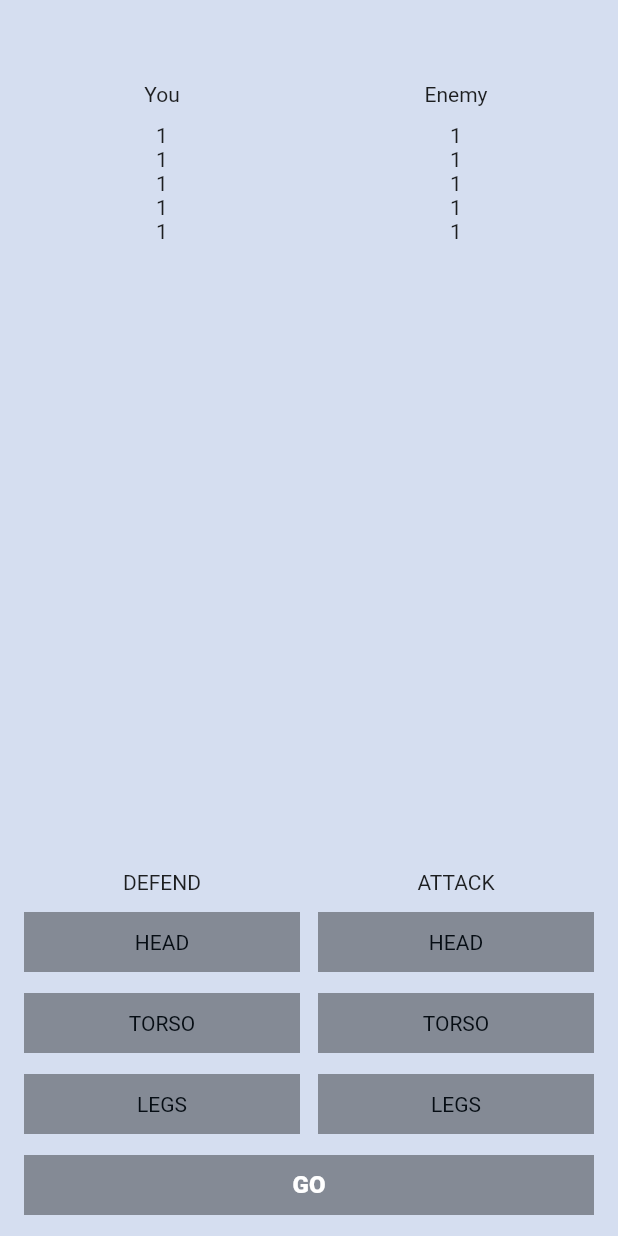
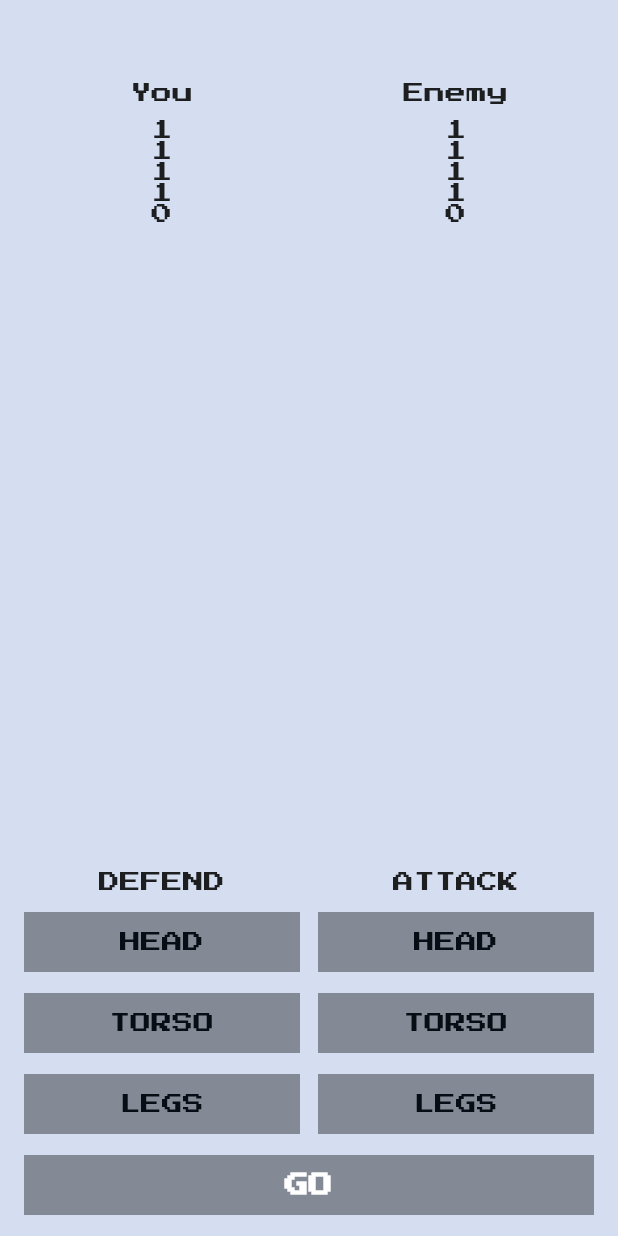
Before and after one commit to adletaga/flutter_fight_club, a Flutter app: the screen it shows after launch, after a tap on "GO", on a phone screen of 412 x 824 dp. Run offline on Flutter 3.47's test engine with Material 2 defaults, Android fonts, the phone set to English and light mode, and no system bars; our stand-ins replace google_fonts.

Commit message:
added logic to start, proceed and finish game some refactoring by creating custom widgets

```diff
--- a/lib/main.dart
+++ b/lib/main.dart
@@ -1,4 +1,7 @@
+import 'dart:math';
+
 import 'package:flutter/material.dart';
+import 'package:google_fonts/google_fonts.dart';
 
 void main() {
   runApp(const MyApp());
@@ -23,7 +26,8 @@ class MyApp extends StatelessWidget {
           // Notice that the counter didn't reset back to zero; the application
           // is not restarted.
           primarySwatch: Colors.blue,
-      ),
+          textTheme:
+              GoogleFonts.pressStart2pTextTheme(Theme.of(context).textTheme)),
       home: const MyHomePage(),
     );
   }
@@ -37,8 +41,15 @@ class MyHomePage extends StatefulWidget {
 }
 
 class _MyHomePageState extends State<MyHomePage> {
+  static const maxLives = 5;
   BodyPart? defendingBodyPart;
   BodyPart? attackingBodyPart;
+
+  BodyPart enemiesDefendingBodyPart = BodyPart.random();
+  BodyPart enemiesAttackingBodyPart = BodyPart.random();
+
+  int yourLives = maxLives;
+  int enemiesLives = maxLives;
 
   @override
   Widget build(BuildContext context) {
@@ -47,24 +58,194 @@ class _MyHomePageState extends State<MyHomePage> {
       body: Column(
         children: [
           SizedBox(height: 55),
-          Row(
+          FightersInfo(
+              yourLivesCount: yourLives,
+              enemiesLivesCount: enemiesLives,
+              maxLivesCount: maxLives),
+          Expanded(child: SizedBox()),
+          SizedBox(height: 14),
+          ControlsWidget(
+            attackingBodyPart: attackingBodyPart,
+            defendingBodyPart: defendingBodyPart,
+            selectAttackingBodyPart: _selectAttackingBodyPart,
+            selectDefendingBodyPart: _selectDefendingBodyPart,
+          ),
+          SizedBox(height: 14),
+          GoButton(
+            onTap: _onGoButtonClicked,
+            color: _getGoButtonColor(),
+            text: _isLifesFinished() ? "Start new game" : "Go",
+          ),
+          SizedBox(height: 14),
+        ],
+      ),
+    );
+  }
+
+  Color _getGoButtonColor() {
+    if (_isGoButtonEnabled() || _isLifesFinished()) {
+      return Colors.black87;
+    } else {
+      return Colors.black38;
+    }
+  }
+
+  bool _isGoButtonEnabled() {
+    return defendingBodyPart != null && attackingBodyPart != null;
+  }
+
+  bool _isLifesFinished() {
+    return yourLives == 0 || enemiesLives == 0;
+  }
+
+  void _selectDefendingBodyPart(BodyPart value) {
+    if (yourLives == 0 || enemiesLives == 0) {
+      return;
+    }
+    setState(() {
+      defendingBodyPart = value;
+    });
+  }
+
+  void _selectAttackingBodyPart(BodyPart value) {
+    if (yourLives == 0 || enemiesLives == 0) {
+      return;
+    }
+    setState(() {
+      attackingBodyPart = value;
+    });
+  }
+
+  void _onGoButtonClicked() {
+    setState(() {
+      if (yourLives == 0 || enemiesLives == 0) {
+        yourLives = maxLives;
+        enemiesLives = maxLives;
+      } else {
+        if (defendingBodyPart != enemiesAttackingBodyPart) {
+          yourLives--;
+        }
+
+        if (attackingBodyPart != enemiesDefendingBodyPart) {
+          enemiesLives--;
+        }
+
+        defendingBodyPart = null;
+        attackingBodyPart = null;
+        enemiesDefendingBodyPart = BodyPart.random();
+        enemiesAttackingBodyPart = BodyPart.random();
+      }
+    });
+  }
+}
+
+class GoButton extends StatelessWidget {
+  final VoidCallback onTap;
+  final Color color;
+  final String text;
+
+  const GoButton(
+      {Key? key, required this.onTap, required this.color, required this.text})
+      : super(key: key);
+
+  @override
+  Widget build(BuildContext context) {
+    return Row(
+      children: [
+        SizedBox(width: 16),
+        Expanded(
+          child: GestureDetector(
+            onTap: onTap,
+            child: SizedBox(
+              height: 40,
+              child: ColoredBox(
+                color: color,
+                // color: _isGoButtonEnabled()
+                //     ? Colors.black87
+                //     : MyColors.BUTTON_GREY_COLOR,
+                child: Center(
+                    child: Text(
+                  text.toUpperCase(),
+                  style: TextStyle(
+                      color: Colors.white,
+                      fontWeight: FontWeight.w900,
+                      fontSize: 16),
+                )),
+              ),
+            ),
+          ),
+        ),
+        SizedBox(width: 16)
+      ],
+    );
+  }
+}
+
+class FightersInfo extends StatelessWidget {
+  final maxLivesCount;
+  final yourLivesCount;
+  final enemiesLivesCount;
+
+  const FightersInfo({
+    Key? key,
+    required this.maxLivesCount,
+    required this.yourLivesCount,
+    required this.enemiesLivesCount,
+  }) : super(key: key);
+
+  @override
+  Widget build(BuildContext context) {
+    return Row(
       children: [
         SizedBox(width: 16),
         Expanded(
             child: Center(
-                child: PlayerHPWidget(name: "You"),
+          child: Column(
+            children: [
+              Text("You"),
+              SizedBox(height: 11),
+              LivesWidget(
+                  overallLivesCount: maxLivesCount,
+                  currentLivesCount: yourLivesCount)
+            ],
+          ),
         )),
         SizedBox(width: 12),
         Expanded(
             child: Center(
-                child: PlayerHPWidget(name: "Enemy"),
+          child: Column(
+            children: [
+              Text("Enemy"),
+              SizedBox(height: 11),
+              LivesWidget(
+                  overallLivesCount: maxLivesCount,
+                  currentLivesCount: enemiesLivesCount)
+            ],
+          ),
         )),
         SizedBox(width: 16),
       ],
-          ),
-          Expanded(child: SizedBox()),
-          SizedBox(height: 14),
-          Row(
+    );
+  }
+}
+
+class ControlsWidget extends StatelessWidget {
+  const ControlsWidget(
+      {Key? key,
+      required this.defendingBodyPart,
+      required this.attackingBodyPart,
+      required this.selectDefendingBodyPart,
+      required this.selectAttackingBodyPart})
+      : super(key: key);
+
+  final BodyPart? defendingBodyPart;
+  final BodyPart? attackingBodyPart;
+  final ValueSetter<BodyPart> selectDefendingBodyPart;
+  final ValueSetter<BodyPart> selectAttackingBodyPart;
+
+  @override
+  Widget build(BuildContext context) {
+    return Row(
       mainAxisAlignment: MainAxisAlignment.center,
       children: [
         SizedBox(width: 16),
@@ -75,19 +256,19 @@ class _MyHomePageState extends State<MyHomePage> {
               BodyPartButton(
                 bodyPart: BodyPart.head,
                 selected: defendingBodyPart == BodyPart.head,
-                      bodyPartSetter: _selectDefendingBodyPart,
+                bodyPartSetter: selectDefendingBodyPart,
               ),
               SizedBox(height: 14),
               BodyPartButton(
                 bodyPart: BodyPart.torso,
                 selected: defendingBodyPart == BodyPart.torso,
-                      bodyPartSetter: _selectDefendingBodyPart,
+                bodyPartSetter: selectDefendingBodyPart,
               ),
               SizedBox(height: 14),
               BodyPartButton(
                 bodyPart: BodyPart.legs,
                 selected: defendingBodyPart == BodyPart.legs,
-                      bodyPartSetter: _selectDefendingBodyPart,
+                bodyPartSetter: selectDefendingBodyPart,
               ),
             ],
           ),
@@ -100,106 +281,52 @@ class _MyHomePageState extends State<MyHomePage> {
               BodyPartButton(
                 bodyPart: BodyPart.head,
                 selected: attackingBodyPart == BodyPart.head,
-                      bodyPartSetter: _selectAttackingBodyPart,
+                bodyPartSetter: selectAttackingBodyPart,
               ),
               SizedBox(height: 14),
               BodyPartButton(
                 bodyPart: BodyPart.torso,
                 selected: attackingBodyPart == BodyPart.torso,
-                      bodyPartSetter: _selectAttackingBodyPart,
+                bodyPartSetter: selectAttackingBodyPart,
               ),
               SizedBox(height: 14),
               BodyPartButton(
                 bodyPart: BodyPart.legs,
                 selected: attackingBodyPart == BodyPart.legs,
-                      bodyPartSetter: _selectAttackingBodyPart,
+                bodyPartSetter: selectAttackingBodyPart,
               ),
             ],
           ),
         ),
         SizedBox(width: 16),
       ],
-          ),
-          SizedBox(height: 14),
-          Row(
-            children: [
-              SizedBox(width: 16),
-              Expanded(
-                child: SizedBox(
-                  height: 40,
-                  child: ColoredBox(
-                    color: _isGoButtonEnabled()
-                        ? Colors.black87
-                        : MyColors.BUTTON_GREY_COLOR,
-                    child: GestureDetector(
-                      onTap: () {
-                        if (defendingBodyPart != null &&
-                            attackingBodyPart != null) {
-                          onGoClicked();
-                        }
-                      },
-                      child: Center(
-                          child: Text(
-                        "GO".toUpperCase(),
-                        style: TextStyle(
-                            color: Colors.white,
-                            fontWeight: FontWeight.w900,
-                            fontSize: 16),
-                      )),
-                    ),
-                  ),
-                ),
-              ),
-              SizedBox(width: 16)
-            ],
-          ),
-          SizedBox(height: 14),
-        ],
-      ),
     );
-  }
-
-  bool _isGoButtonEnabled() {
-    return defendingBodyPart != null && attackingBodyPart != null;
-  }
-
-  void _selectDefendingBodyPart(BodyPart value) {
-    setState(() {
-      defendingBodyPart = value;
-    });
-  }
-
-  void _selectAttackingBodyPart(BodyPart value) {
-    setState(() {
-      attackingBodyPart = value;
-    });
-  }
-
-  void onGoClicked() {
-    setState(() {
-      defendingBodyPart = null;
-      attackingBodyPart = null;
-    });
   }
 }
 
-class PlayerHPWidget extends StatelessWidget {
-  final String name;
+class LivesWidget extends StatelessWidget {
+  final int overallLivesCount;
+  final int currentLivesCount;
 
-  const PlayerHPWidget({Key? key, required this.name}) : super(key: key);
+  const LivesWidget(
+      {Key? key,
+      required this.overallLivesCount,
+      required this.currentLivesCount})
+      : assert(overallLivesCount >= 1),
+        assert(currentLivesCount >= 0),
+        assert(currentLivesCount <= overallLivesCount),
+        super(key: key);
 
   @override
   Widget build(BuildContext context) {
     return Column(
-      children: [
-        Text(name),
-        SizedBox(height: 11),
-        Text("1"),
-        Text("1"),
-        Text("1"),
-        Text("1"),
-        Text("1"),
-      ],
+      children: List.generate(overallLivesCount, (index) {
+        if (index < currentLivesCount) {
+          return Text("1");
+        } else {
+          return Text("0");
+        }
+      }),
     );
   }
 }
@@ -216,6 +343,16 @@ class BodyPart {
   @override
   String toString() {
     return 'BodyPart{name: $name}';
+  }
+
+  static const List<BodyPart> _values = [
+    BodyPart.head,
+    BodyPart.torso,
+    BodyPart.legs
+  ];
+
+  static BodyPart random() {
+    return _values[Random().nextInt(_values.length)];
   }
 }
 
```
Also changed, not shown: pubspec.yaml (+5 -69 lines), google_fonts/PressStart2P-Regular.ttf (added), pubspec.lock. Lines whose indentation alone changed are shown as unchanged.
